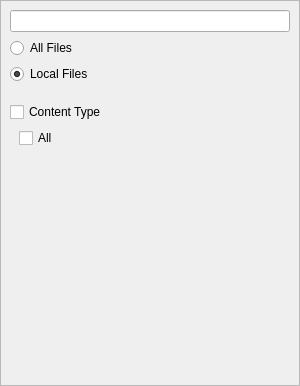
This is src/contentmanagerside.ui in kiwix/kiwix-desktop as Qt 5 draws it before an edit. The edited form follows.
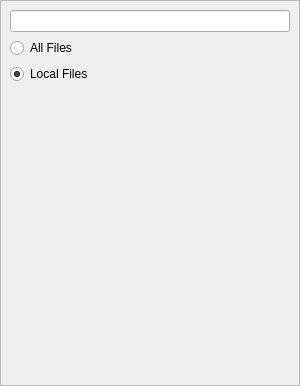
This is the edited form. Custom widgets are drawn as their Qt base class.

Commit message:
Content type now uses KiwixChoiceBox
Replaced the old content type filters with KiwixChoiceBox
Previously, the content type was a tri state checkbox having yes, no & no-filter values.
This changes that to add the values in the following format:
Pictures (_pictures:yes)
No Pictures (_pictures:no)

"no-filter" is simulated by not having any of the above 2 selected.

The edit to the form file:
```diff
--- a/src/contentmanagerside.ui
+++ b/src/contentmanagerside.ui
@@ -141,19 +141,6 @@
          </property>
         </widget>
        </item>
-       <item>
-        <widget class="QCheckBox" name="contentTypeButton">
-         <property name="sizePolicy">
-          <sizepolicy hsizetype="Minimum" vsizetype="Fixed">
-           <horstretch>0</horstretch>
-           <verstretch>0</verstretch>
-          </sizepolicy>
-         </property>
-         <property name="text">
-          <string>Content Type</string>
-         </property>
-        </widget>
-       </item>
        <item>
         <widget class="QFrame" name="contentTypeSelector">
          <property name="sizePolicy">
@@ -190,22 +177,6 @@
           <property name="bottomMargin">
            <number>0</number>
           </property>
-          <item>
-           <widget class="QCheckBox" name="contentTypeAllButton">
-            <property name="sizePolicy">
-             <sizepolicy hsizetype="Minimum" vsizetype="Fixed">
-              <horstretch>0</horstretch>
-              <verstretch>0</verstretch>
-             </sizepolicy>
-            </property>
-            <property name="text">
-             <string>All</string>
-            </property>
-            <property name="tristate">
-             <bool>false</bool>
-            </property>
-           </widget>
-          </item>
          </layout>
         </widget>
        </item>
```
Left out of the diff: 3 changed lines with no effect on the pictures. The commit also changes 8 other files.
